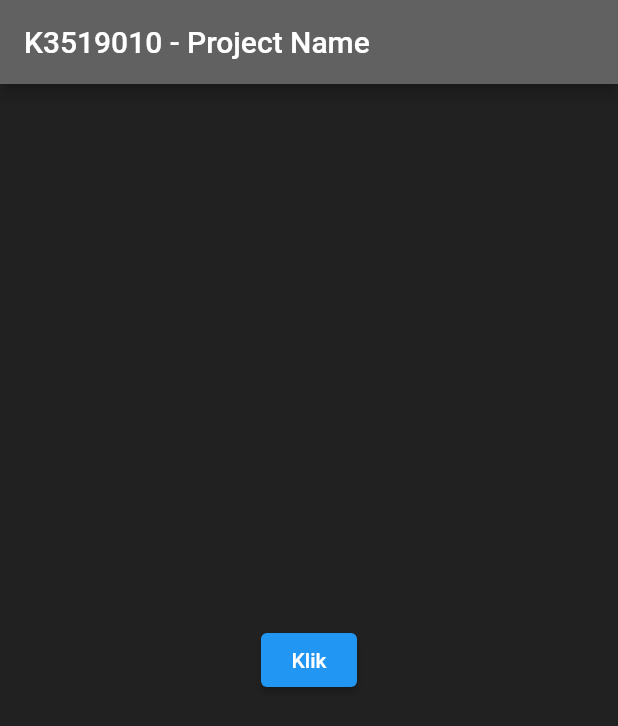
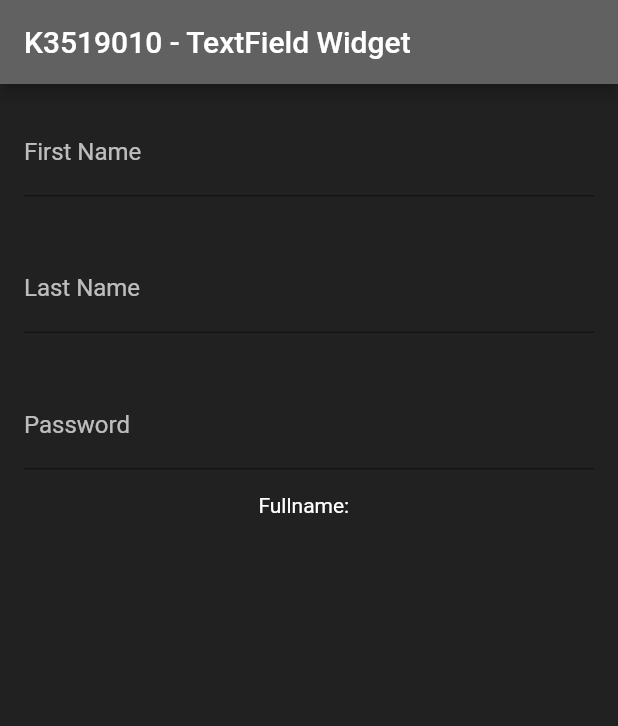
Before and after one commit to anhzf/college-flutter, a Flutter app: the screen it shows after launch, on a phone screen of 412 x 824 dp. Shown: the top 726 px of the screen. Run offline on Flutter 3.47's test engine with Material 2 defaults, Android fonts, the phone set to English and light mode, and no system bars.

Commit message:
feat: :sparkles: done with TextField Widget

```diff
--- a/lib/main.dart
+++ b/lib/main.dart
@@ -4,7 +4,7 @@ void main() => runApp(
       MaterialApp(
         home: Scaffold(
           appBar: AppBar(
-            title: Text('K3519010 - Project Name'),
+            title: Text('K3519010 - TextField Widget'),
             backgroundColor: Colors.grey.shade700,
           ),
           body: MyApp(),
@@ -14,24 +14,62 @@ void main() => runApp(
       ),
     );
 
-class MyApp extends StatelessWidget {
+class MyApp extends StatefulWidget {
+  @override
+  _MyAppState createState() => _MyAppState();
+}
+
+class _MyAppState extends State<MyApp> {
+  var firstNameController = TextEditingController();
+  var lastNameController = TextEditingController();
+  var passwordController = TextEditingController();
+
   @override
   Widget build(BuildContext ctx) {
-    return Center(
-      child: ElevatedButton(
-        child: Text('Klik'),
-        onPressed: () => showDialog<String>(
-          context: ctx,
-          builder: (BuildContext ctx) => AlertDialog(
-            content: Text('asdadasd'),
-            actions: [
-              TextButton(
-                child: Text('Tutup'),
-                onPressed: () => Navigator.of(ctx).pop(),
+    return Container(
+      child: Column(
+        children: [
+          Container(
+            padding: EdgeInsets.all(16),
+            child: TextField(
+              controller: firstNameController,
+              style: TextStyle(color: Colors.white),
+              decoration: InputDecoration(
+                labelText: 'First Name',
+                labelStyle: TextStyle(color: Colors.white70),
               ),
-            ],
+              onChanged: (v) => setState(() {}),
+            ),
           ),
-        ),
+          Container(
+            padding: EdgeInsets.all(16),
+            child: TextField(
+              controller: lastNameController,
+              style: TextStyle(color: Colors.white),
+              decoration: InputDecoration(
+                labelText: 'Last Name',
+                labelStyle: TextStyle(color: Colors.white70),
+              ),
+              onChanged: (v) => setState(() {}),
+            ),
+          ),
+          Container(
+            padding: EdgeInsets.all(16),
+            child: TextField(
+              controller: passwordController,
+              obscureText: true,
+              style: TextStyle(color: Colors.white),
+              decoration: InputDecoration(
+                labelText: 'Password',
+                labelStyle: TextStyle(color: Colors.white70),
+              ),
+            ),
+          ),
+          Text(
+            'Fullname: ${firstNameController.text} ${lastNameController.text}',
+            style: TextStyle(color: Colors.white),
+          ),
+        ],
       ),
     );
   }
```
